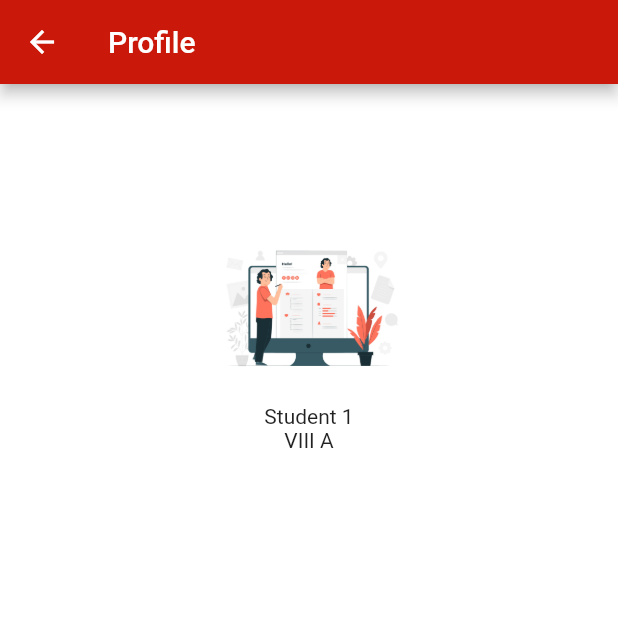
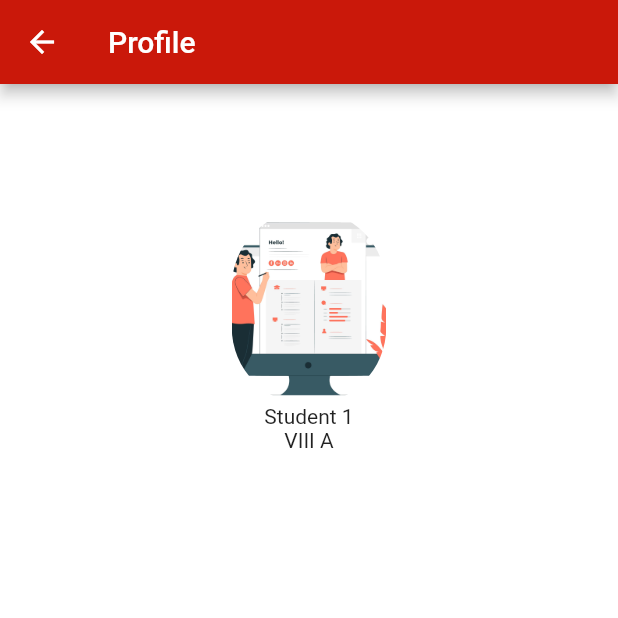
Before and after one commit to rajasrajeev/sampoorna--plus, a Flutter app: the IndividualAttendanceScreen screen opened directly, on a phone screen of 412 x 824 dp, the top half of it. Run offline on Flutter 3.47's test engine with Material 2 defaults, Android fonts, the phone set to English and light mode, and no system bars; our stand-ins replace connectivity_plus, fluttertoast, jwt_decoder, permission_handler, shared_preferences, sqflite and 2 more; accounts and stored records are empty; network calls fail; Roboto replaces fonts that are missing (RobotoCondensed).

Commit message:
Attendance screen bug solved ,Profile_details student updated
Attendance screen   bug solved,
Profile_details student UI updated

```diff
--- a/lib/components/profile_details.dart
+++ b/lib/components/profile_details.dart
@@ -21,7 +21,7 @@ class ProfileDetails extends StatelessWidget {
             width: size.width * 0.40,
             child: Text(title,
                 style: const TextStyle(
-                  fontSize: 18,
+                  fontSize: 16,
                   color: Colors.black87,
                   fontWeight: FontWeight.bold,
                 )),
@@ -31,9 +31,9 @@ class ProfileDetails extends StatelessWidget {
             width: size.width * 0.40,
             child: Text(value,
                 style: const TextStyle(
-                  fontSize: 18,
+                  fontSize: 16,
                   color: Colors.black45,
-                  fontWeight: FontWeight.w800,
+                  fontWeight: FontWeight.w500,
                 )),
           ),
           const Spacer(),
--- a/lib/components/profile_header.dart
+++ b/lib/components/profile_header.dart
@@ -18,6 +18,7 @@ class ProfileHeader extends StatefulWidget {
 class _ProfileHeaderState extends State<ProfileHeader> {
   @override
   Widget build(BuildContext context) {
+    Size size = MediaQuery.of(context).size;
     return SizedBox(
         height: MediaQuery.of(context).size.height / 2.5,
         child: Column(
@@ -30,7 +31,18 @@ class _ProfileHeaderState extends State<ProfileHeader> {
                 decoration:
                     BoxDecoration(borderRadius: BorderRadius.circular(15)),
                 alignment: Alignment.center,
-                child: Image.asset(widget.imageUrl)),
+                child:
+                    ClipRRect(
+                    borderRadius: BorderRadius.circular(100.0),
+                    child: Image.asset(
+                      widget.imageUrl,
+                      fit: BoxFit.cover,
+                      height:size.height*0.25,
+                      width:size.width*0.25,
+                    ),
+                  ),
+                // Image.asset(widget.imageUrl)
+                ),
             Text(widget.name),
             Text(widget.grade)
           ],
```
Also changed, not shown: lib/screens/attendance_screen/attendance_screen.dart (+6 -8 lines), lib/screens/students_profile_screen/students_profile_screen.dart (+8 -8 lines).
